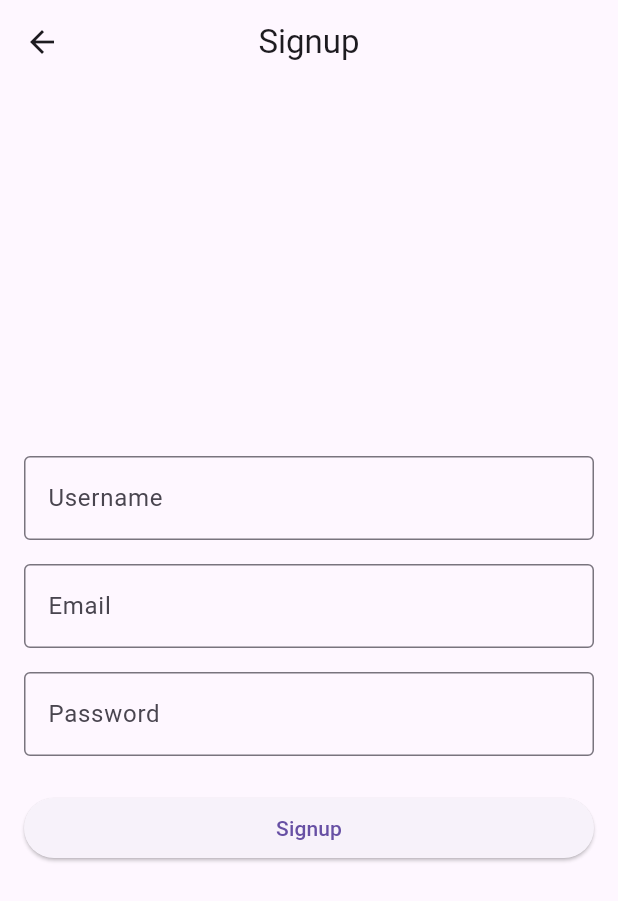
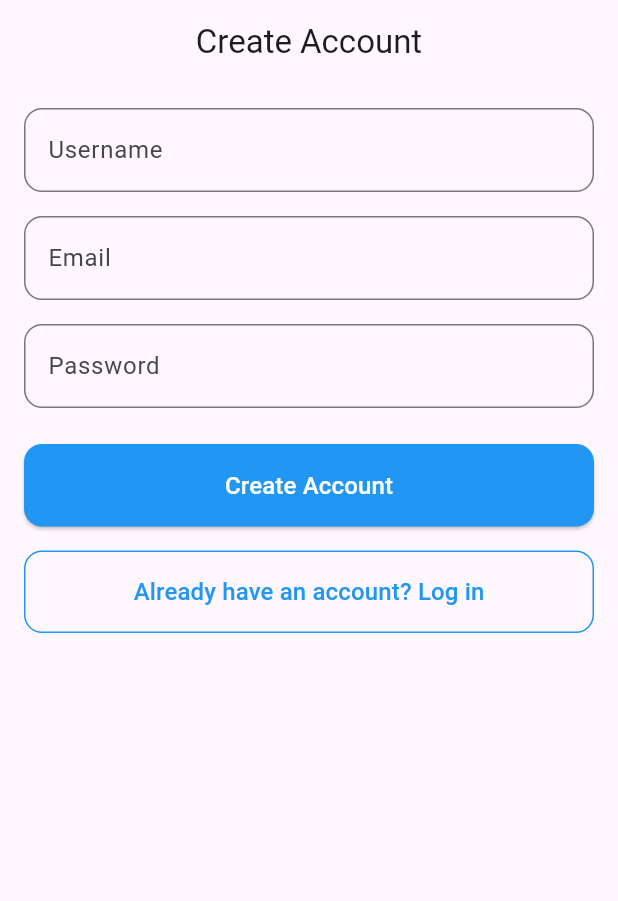
Before and after one commit to tobeking01/Auth-Clean-MVVM, a Flutter app: the screen it shows after launch, after a tap on "Login", after a tap on "Don't have an account? Sign Up", on a phone screen of 412 x 824 dp. Shown: the top 901 px of the screen. Run offline on Flutter 3.47's test engine with Material 3 defaults, Android fonts, the phone set to English and light mode, and no system bars; our stand-ins replace connectivity_plus, dartz, equatable, flutter_bloc, get_it, logger and 1 more.

Commit message:
clean up UI

```diff
--- a/lib/features/authentication/presentation/pages/home_page.dart
+++ b/lib/features/authentication/presentation/pages/home_page.dart
@@ -1,9 +1,8 @@
 import 'package:flutter/material.dart';
 import '../../domain/entities/user.dart';
-import 'login_page.dart'; // Import User entity
 
 class HomePage extends StatelessWidget {
-  final User user; // Accepts the User object
+  final User user;
 
   const HomePage({super.key, required this.user});
 
@@ -13,7 +12,7 @@ class HomePage extends StatelessWidget {
       appBar: AppBar(
         centerTitle: true,
         title: const Text('Home'),
-        automaticallyImplyLeading: false, // Removes back button
+        automaticallyImplyLeading: false,
       ),
       body: Center(
         child: Column(
@@ -31,10 +30,7 @@ class HomePage extends StatelessWidget {
             const SizedBox(height: 16),
             ElevatedButton(
               onPressed: () {
-                // Navigate back to login (simulate logout)
-                Navigator.of(context).pushReplacement(
-                  MaterialPageRoute(builder: (context) => const LoginPage()),
-                );
+                Navigator.of(context).pushReplacementNamed('/login');
               },
               child: const Text('Logout'),
             ),
--- a/lib/features/authentication/presentation/pages/login_page.dart
+++ b/lib/features/authentication/presentation/pages/login_page.dart
@@ -1,6 +1,5 @@
 import 'package:flutter/material.dart';
 import '../widgets/login_form.dart';
-import 'signup_page.dart';
 
 class LoginPage extends StatelessWidget {
   const LoginPage({super.key});
@@ -9,10 +8,11 @@ class LoginPage extends StatelessWidget {
   Widget build(BuildContext context) {
     return Scaffold(
       appBar: AppBar(
+        automaticallyImplyLeading: false,
         centerTitle: true,
         title: const Text('Login'),
       ),
-      resizeToAvoidBottomInset: true, // Ensures view adjusts for the keyboard
+      resizeToAvoidBottomInset: true, // Ensure the view adjusts for the keyboard
       body: SingleChildScrollView(
         child: Padding(
           padding: const EdgeInsets.all(16.0),
@@ -20,16 +20,12 @@ class LoginPage extends StatelessWidget {
             mainAxisSize: MainAxisSize.min,
             crossAxisAlignment: CrossAxisAlignment.stretch,
             children: [
-              const LoginForm(),
+              const LoginForm(), // Ensure the LoginForm widget exists and works
               const SizedBox(height: 24),
               TextButton(
                 onPressed: () {
-                  Navigator.push(
-                    context,
-                    MaterialPageRoute(
-                      builder: (context) => const SignupPage(),
-                    ),
-                  );
+                  // Navigate to SignupPage
+                     Navigator.of(context).pushNamed('/signup');
                 },
                 child: const Text(
                   "Don't have an account? Sign Up",
--- a/lib/features/authentication/presentation/pages/signup_page.dart
+++ b/lib/features/authentication/presentation/pages/signup_page.dart
@@ -1,5 +1,4 @@
 import 'package:flutter/material.dart';
-
 import '../widgets/signup_form.dart';
 
 class SignupPage extends StatelessWidget {
@@ -10,17 +9,19 @@ class SignupPage extends StatelessWidget {
     return Scaffold(
       appBar: AppBar(
         centerTitle: true,
-        title: const Text('Signup'),
+        title: const Text('Create Account'),
+        automaticallyImplyLeading: false,
       ),
-      body: Center(
-        child: Padding(
-          padding: const EdgeInsets.all(16.0),
-          child: Column(
-            mainAxisSize: MainAxisSize.min, // Centers content vertically
-            crossAxisAlignment: CrossAxisAlignment.stretch,
-            children: const [
-              SignupForm(),
-            ],
+      body: SingleChildScrollView(
+        child: Center(
+          child: Padding(
+            padding: const EdgeInsets.all(16.0),
+            child: ConstrainedBox(
+              constraints: const BoxConstraints(maxWidth: 500), // Constrain width
+              child: IntrinsicHeight( // Add IntrinsicHeight to handle infinite height
+                child: SignupForm(),
+              ),
+            ),
           ),
         ),
       ),
--- a/lib/features/authentication/presentation/widgets/login_form.dart
+++ b/lib/features/authentication/presentation/widgets/login_form.dart
@@ -2,7 +2,6 @@ import 'package:flutter/material.dart';
 import 'package:logger/logger.dart';
 import 'package:http/http.dart' as http;
 import '../../data/datasources/authentication_remote_data_source_impl.dart';
-import '../pages/home_page.dart';
 
 class LoginForm extends StatelessWidget {
   const LoginForm({super.key});
@@ -14,8 +13,8 @@ class LoginForm extends StatelessWidget {
     final TextEditingController passwordController = TextEditingController();
     final logger = Logger();
 
-    // Initialize the remote data source
-    final remoteDataSource = AuthenticationRemoteDataSourceImpl(client: http.Client());
+    final remoteDataSource =
+        AuthenticationRemoteDataSourceImpl(client: http.Client());
 
     Future<void> handleLogin() async {
       if (formKey.currentState!.validate()) {
@@ -30,15 +29,12 @@ class LoginForm extends StatelessWidget {
 
           if (!context.mounted) return;
 
-          // Navigate to the home page and pass the user object
-          Navigator.of(context).pushReplacement(
-            MaterialPageRoute(
-              builder: (context) => HomePage(user: user),
-            ),
+          Navigator.of(context).pushReplacementNamed(
+            '/home',
+            arguments: user, // Pass User object to HomePage
           );
         } catch (e) {
           logger.e('❌ Login failed: $e');
-
           if (context.mounted) {
             ScaffoldMessenger.of(context).showSnackBar(
               const SnackBar(content: Text('Login failed. Please try again.')),
@@ -88,7 +84,13 @@ class LoginForm extends StatelessWidget {
           const SizedBox(height: 24),
           ElevatedButton(
             onPressed: handleLogin,
-            child: const Text('Login'),
+            child: const Text(
+              'Login',
+              style: TextStyle(
+                color: Colors.blue, // Set text color to white
+                fontSize: 16, // Optional: Adjust font size if needed
+              ),
+            ),
           ),
         ],
       ),
--- a/lib/features/authentication/presentation/widgets/signup_form.dart
+++ b/lib/features/authentication/presentation/widgets/signup_form.dart
@@ -15,7 +15,8 @@ class SignupForm extends StatelessWidget {
     final logger = Logger();
 
     // Initialize the remote data source
-    final remoteDataSource = AuthenticationRemoteDataSourceImpl(client: http.Client());
+    final remoteDataSource =
+        AuthenticationRemoteDataSourceImpl(client: http.Client());
 
     Future<void> handleSignup() async {
       if (formKey.currentState!.validate()) {
@@ -23,13 +24,14 @@ class SignupForm extends StatelessWidget {
         final email = emailController.text;
         final password = passwordController.text;
 
-        logger.i('💡 Attempting signup with Username: $username, Email: $email');
+        logger
+            .i('💡 Attempting signup with Username: $username, Email: $email');
 
         try {
-          final user = await remoteDataSource.signup( username, email, password,);
+          await remoteDataSource.signup(username, email, password);
           if (!context.mounted) return;
 
-          logger.i('✅ Signup successful: ${user.toJson()}');
+          logger.i('✅ Signup successful.');
           ScaffoldMessenger.of(context).showSnackBar(
             const SnackBar(
               content: Text('Signup successful! Please log in.'),
@@ -52,13 +54,16 @@ class SignupForm extends StatelessWidget {
     return Form(
       key: formKey,
       child: Column(
+        mainAxisSize: MainAxisSize.min, // Minimize space taken
         crossAxisAlignment: CrossAxisAlignment.stretch,
         children: [
           TextFormField(
             controller: usernameController,
-            decoration: const InputDecoration(
+            decoration: InputDecoration(
               labelText: 'Username',
-              border: OutlineInputBorder(),
+              border: OutlineInputBorder(
+                borderRadius: BorderRadius.circular(12),
+              ),
             ),
             validator: (value) {
               if (value == null || value.isEmpty) {
@@ -70,9 +75,11 @@ class SignupForm extends StatelessWidget {
           const SizedBox(height: 16),
           TextFormField(
             controller: emailController,
-            decoration: const InputDecoration(
+            decoration: InputDecoration(
               labelText: 'Email',
-              border: OutlineInputBorder(),
+              border: OutlineInputBorder(
+                borderRadius: BorderRadius.circular(12),
+              ),
             ),
             keyboardType: TextInputType.emailAddress,
             validator: (value) {
@@ -88,9 +95,11 @@ class SignupForm extends StatelessWidget {
           const SizedBox(height: 16),
           TextFormField(
             controller: passwordController,
-            decoration: const InputDecoration(
+            decoration: InputDecoration(
               labelText: 'Password',
-              border: OutlineInputBorder(),
+              border: OutlineInputBorder(
+                borderRadius: BorderRadius.circular(12),
+              ),
             ),
             obscureText: true,
             validator: (value) {
@@ -103,7 +112,37 @@ class SignupForm extends StatelessWidget {
           const SizedBox(height: 24),
           ElevatedButton(
             onPressed: handleSignup,
-            child: const Text('Signup'),
+            style: ElevatedButton.styleFrom(
+              backgroundColor: Colors.blue,
+              padding: const EdgeInsets.symmetric(vertical: 16),
+              shape: RoundedRectangleBorder(
+                borderRadius: BorderRadius.circular(12),
+              ),
+            ),
+            child: const Text(
+              'Create Account',
+              style: TextStyle(
+                color: Colors.white, // Set text color to white
+                fontSize: 16, // Optional: Adjust font size if needed
+              ),
+            ),
+          ),
+          const SizedBox(height: 16),
+          OutlinedButton(
+            onPressed: () {
+              Navigator.of(context).pushReplacementNamed('/login');
+            },
+            style: OutlinedButton.styleFrom(
+              padding: const EdgeInsets.symmetric(vertical: 16),
+              side: const BorderSide(color: Colors.blue),
+              shape: RoundedRectangleBorder(
+                borderRadius: BorderRadius.circular(12),
+              ),
+            ),
+            child: const Text(
+              'Already have an account? Log in',
+              style: TextStyle(fontSize: 16, color: Colors.blue),
+            ),
           ),
         ],
       ),
--- a/lib/main.dart
+++ b/lib/main.dart
@@ -1,6 +1,9 @@
 import 'package:auth_clean_mvvm/core/injectable/injectable.dart';
 import 'package:flutter/material.dart';
+import 'features/authentication/domain/entities/user.dart';
 import 'features/authentication/presentation/pages/login_page.dart';
+import 'features/authentication/presentation/pages/signup_page.dart';
+import 'features/authentication/presentation/pages/home_page.dart';
 
 void main() async {
   WidgetsFlutterBinding.ensureInitialized();
@@ -19,7 +22,22 @@
       theme: ThemeData(
         primarySwatch: Colors.blue,
       ),
-      home: const LoginPage(), // Use LoginPage as the home page
+      initialRoute: '/login',
+      onGenerateRoute: (settings) {
+        switch (settings.name) {
+          case '/login':
+            return MaterialPageRoute(builder: (context) => const LoginPage());
+          case '/signup':
+            return MaterialPageRoute(builder: (context) => const SignupPage());
+          case '/home':
+            final user = settings.arguments as User;
+            return MaterialPageRoute(
+              builder: (context) => HomePage(user: user),
+            );
+          default:
+            return MaterialPageRoute(builder: (context) => const LoginPage());
+        }
+      },
     );
   }
 }
```
